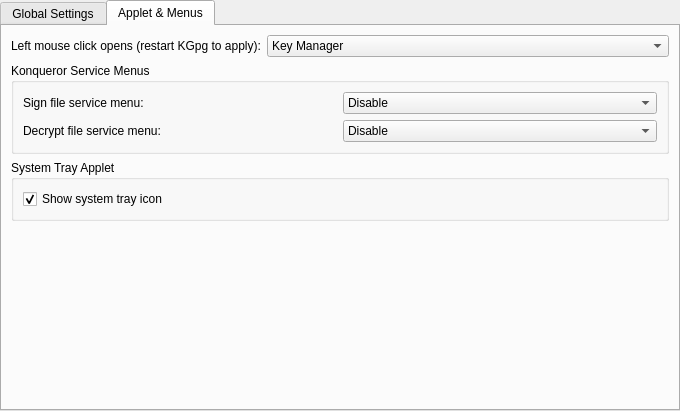
Qt form conf_misc.ui (KDE/kgpg) before a commit.
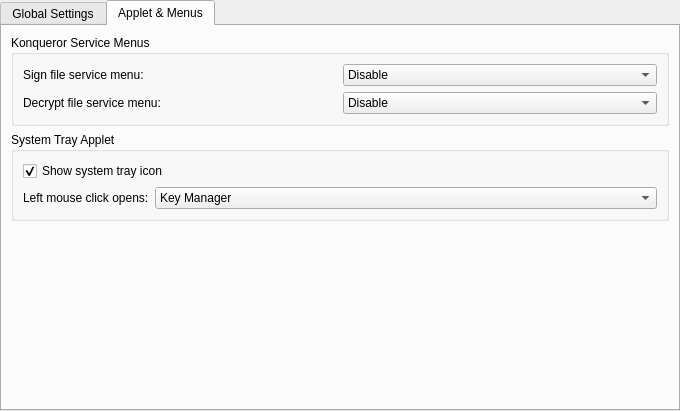
The same form after that commit. The open tabs and pages were chosen to show the change. Custom widgets are drawn as their Qt base class.

Patch:
```diff
--- a/conf_misc.ui
+++ b/conf_misc.ui
@@ -105,40 +105,6 @@
        <string>Applet &amp;&amp; Menus</string>
       </attribute>
       <layout class="QVBoxLayout" >
-       <item>
-        <layout class="QHBoxLayout" >
-         <item>
-          <widget class="QLabel" name="textLabel1_2" >
-           <property name="text" >
-            <string>Left mouse click opens (restart KGpg to apply):</string>
-           </property>
-           <property name="wordWrap" >
-            <bool>false</bool>
-           </property>
-          </widget>
-         </item>
-         <item>
-          <widget class="QComboBox" name="kcfg_LeftClick" >
-           <property name="sizePolicy" >
-            <sizepolicy vsizetype="Fixed" hsizetype="MinimumExpanding" >
-             <horstretch>0</horstretch>
-             <verstretch>0</verstretch>
-            </sizepolicy>
-           </property>
-           <item>
-            <property name="text" >
-             <string>Key Manager</string>
-            </property>
-           </item>
-           <item>
-            <property name="text" >
-             <string>Editor</string>
-            </property>
-           </item>
-          </widget>
-         </item>
-        </layout>
-       </item>
        <item>
         <widget class="QGroupBox" name="groupBox11" >
          <property name="title" >
@@ -257,6 +223,40 @@
             </property>
            </widget>
           </item>
+          <item>
+           <layout class="QHBoxLayout" >
+            <item>
+             <widget class="QLabel" name="textLabel1_2" >
+              <property name="text" >
+               <string>Left mouse click opens:</string>
+              </property>
+              <property name="wordWrap" >
+               <bool>false</bool>
+              </property>
+             </widget>
+            </item>
+            <item>
+             <widget class="QComboBox" name="kcfg_LeftClick" >
+              <property name="sizePolicy" >
+               <sizepolicy vsizetype="Fixed" hsizetype="MinimumExpanding" >
+                <horstretch>0</horstretch>
+                <verstretch>0</verstretch>
+               </sizepolicy>
+              </property>
+              <item>
+               <property name="text" >
+                <string>Key Manager</string>
+               </property>
+              </item>
+              <item>
+               <property name="text" >
+                <string>Editor</string>
+               </property>
+              </item>
+             </widget>
+            </item>
+           </layout>
+          </item>
          </layout>
         </widget>
        </item>
```
